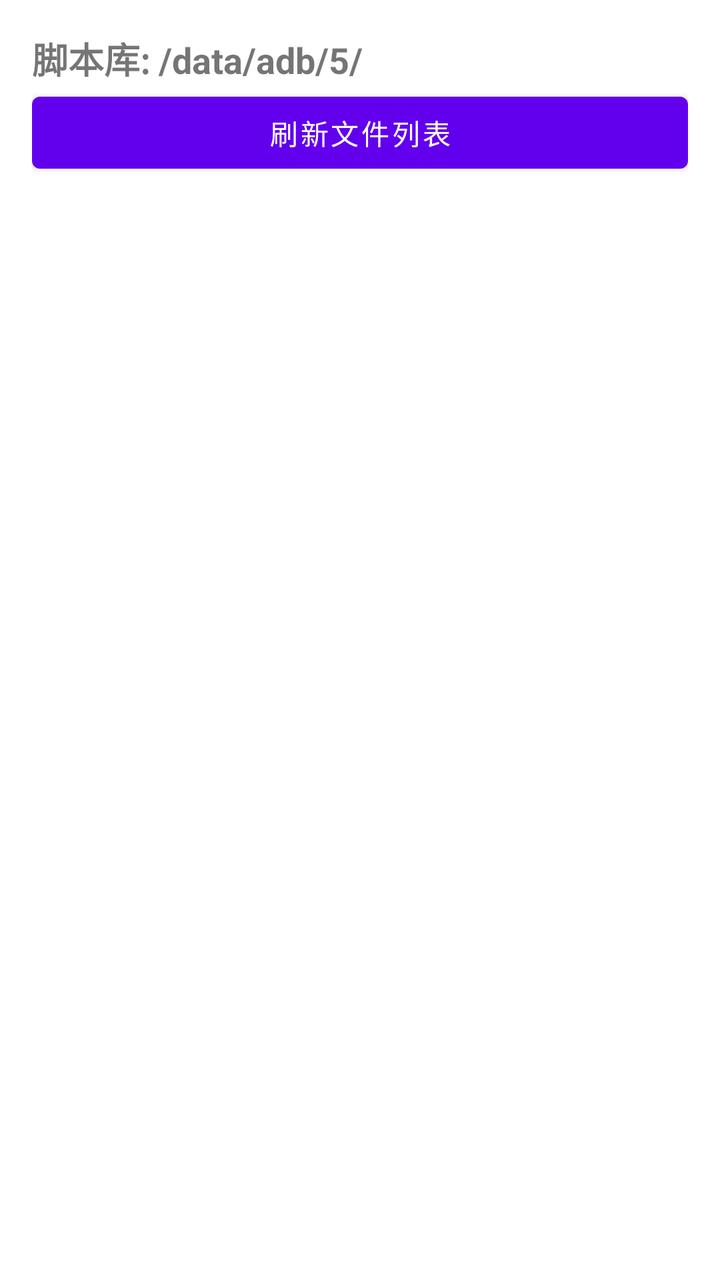
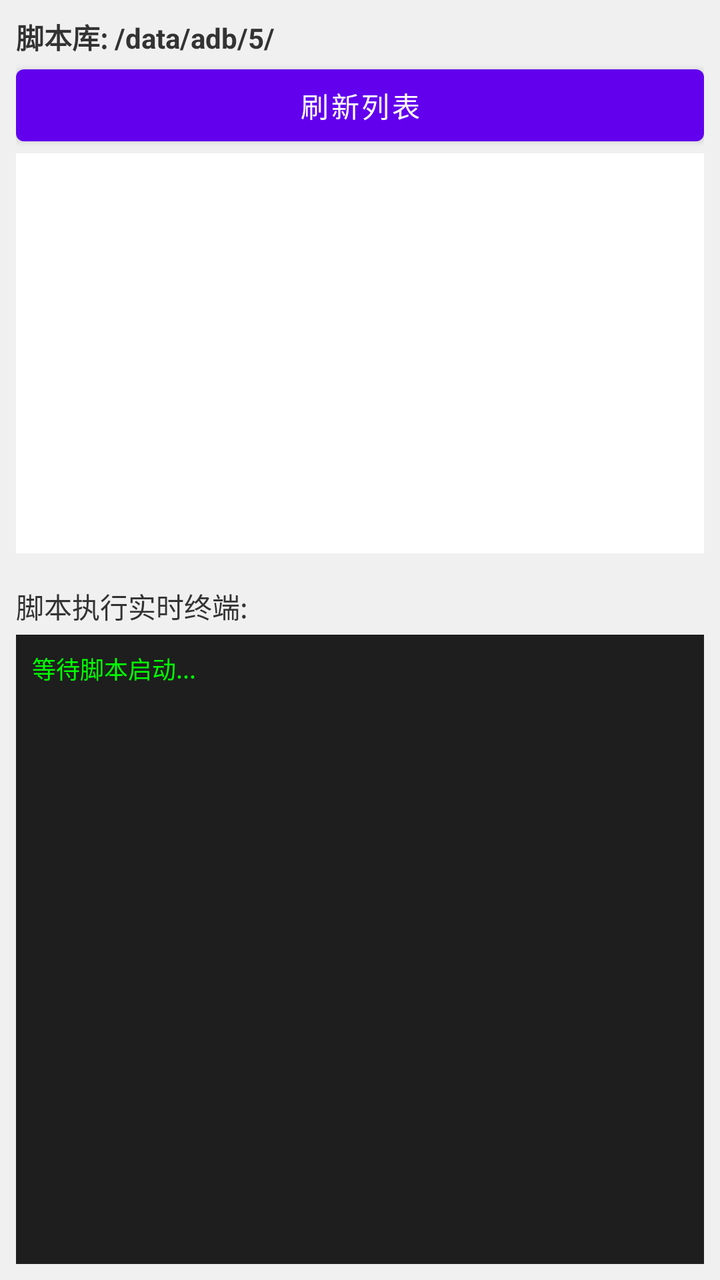

Before-and-after screenshots of an Android layout around one commit, followed by the original layout XML and the change that was made.
<!-- AndroidManifest.xml: application theme Theme.RootScriptExecutor -->
<!-- res/layout/activity_main.xml -->
<?xml version="1.0" encoding="utf-8"?>
<LinearLayout xmlns:android="http://schemas.android.com/apk/res/android"
    android:layout_width="match_parent"
    android:layout_height="match_parent"
    android:orientation="vertical"
    android:padding="16dp">

    <TextView
        android:layout_width="wrap_content"
        android:layout_height="wrap_content"
        android:text="脚本库: /data/adb/5/"
        android:textSize="18sp"
        android:textStyle="bold" />

    <Button
        android:id="@+id/btn_refresh"
        android:layout_width="match_parent"
        android:layout_height="wrap_content"
        android:text="刷新文件列表" />

    <ListView
        android:id="@+id/script_list"
        android:layout_width="match_parent"
        android:layout_height="0dp"
        android:layout_weight="1" />
</LinearLayout>
<!-- resources referenced by this layout -->
<resources>
  <style name="Theme.RootScriptExecutor" parent="Theme.MaterialComponents.DayNight.DarkActionBar">
          
          <item name="colorPrimary">@color/purple_500</item>
          <item name="colorPrimaryVariant">@color/purple_700</item>
          <item name="colorOnPrimary">@color/white</item>
          
          <item name="colorSecondary">@color/teal_200</item>
          <item name="colorSecondaryVariant">@color/teal_700</item>
          <item name="colorOnSecondary">@color/black</item>
          
          <item name="android:statusBarColor" tools:targetApi="l">?attr/colorPrimaryVariant</item>
          
      </style>
  <color name="purple_500">#FF6200EE</color>
  <color name="purple_700">#FF3700B3</color>
  <color name="white">#FFFFFFFF</color>
  <color name="teal_200">#FF03DAC5</color>
  <color name="teal_700">#FF018786</color>
  <color name="black">#FF000000</color>
</resources>

<!-- the commit's change to res/layout/activity_main.xml (unified diff, before → after) -->
@@ -3,24 +3,50 @@
     android:layout_width="match_parent"
     android:layout_height="match_parent"
     android:orientation="vertical"
-    android:padding="16dp">
+    android:background="#F0F0F0"
+    android:padding="8dp">
 
     <TextView
         android:layout_width="wrap_content"
         android:layout_height="wrap_content"
         android:text="脚本库: /data/adb/5/"
-        android:textSize="18sp"
-        android:textStyle="bold" />
+        android:textStyle="bold"
+        android:textColor="#333333" />
 
     <Button
         android:id="@+id/btn_refresh"
         android:layout_width="match_parent"
         android:layout_height="wrap_content"
-        android:text="刷新文件列表" />
+        android:text="刷新列表" />
 
     <ListView
         android:id="@+id/script_list"
         android:layout_width="match_parent"
-        android:layout_height="0dp"
-        android:layout_weight="1" />
+        android:layout_height="200dp"
+        android:background="@android:color/white" />
+
+    <TextView
+        android:layout_width="wrap_content"
+        android:layout_height="wrap_content"
+        android:layout_marginTop="16dp"
+        android:text="脚本执行实时终端:"
+        android:textColor="#333333" />
+
+    <ScrollView
+        android:id="@+id/console_scroll"
+        android:layout_width="match_parent"
+        android:layout_height="match_parent"
+        android:layout_marginTop="4dp"
+        android:background="#1E1E1E"
+        android:padding="8dp">
+
+        <TextView
+            android:id="@+id/console_output"
+            android:layout_width="match_parent"
+            android:layout_height="wrap_content"
+            android:fontFamily="monospace"
+            android:text="等待脚本启动...\n"
+            android:textColor="#00FF00" 
+            android:textSize="12sp" />
+    </ScrollView>
 </LinearLayout>
